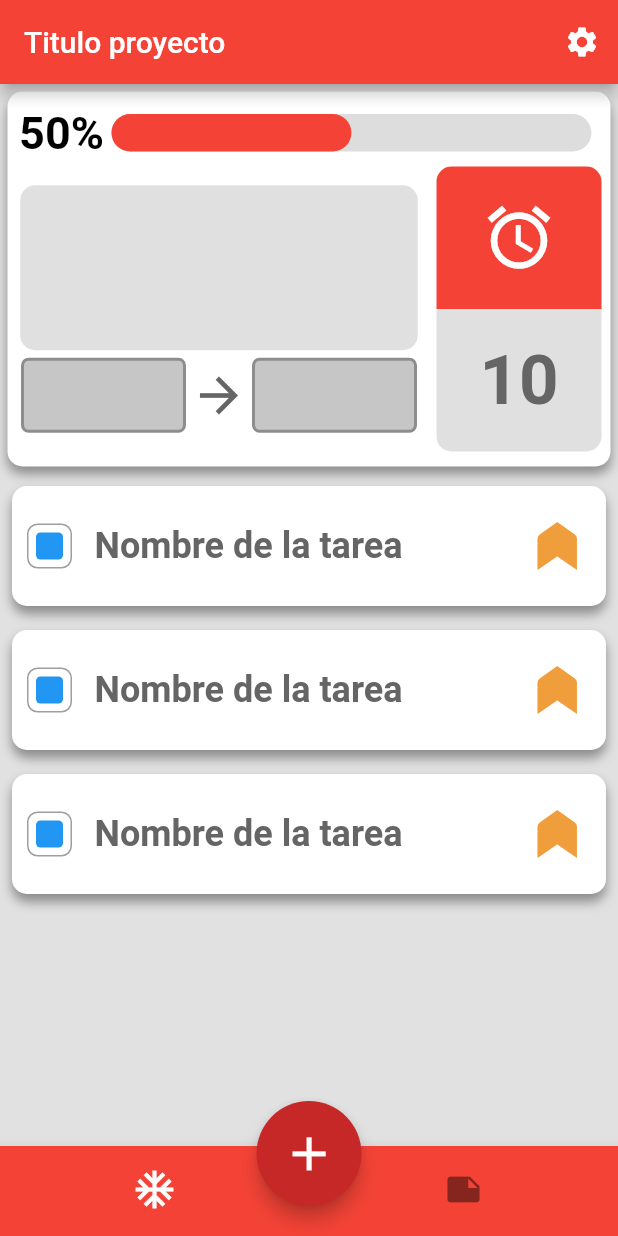
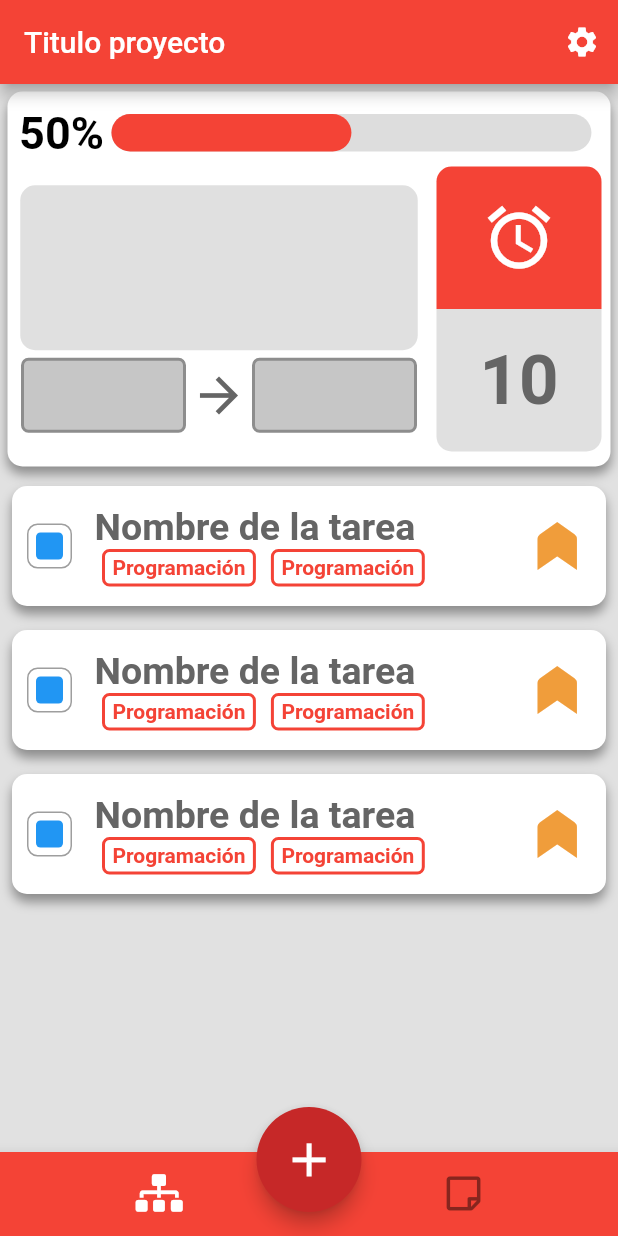
Before and after one commit to Naitsab43/uProject, a Flutter app: the screen it shows after launch, on a phone screen of 412 x 824 dp. Run offline on Flutter 3.47's test engine with Material 2 defaults, Android fonts, the phone set to English and light mode, and no system bars; our stand-ins replace font_awesome_flutter.

Commit message:
Agregue los labels y cambie los iconos del navbar

```diff
--- a/lib/main.dart
+++ b/lib/main.dart
@@ -15,6 +15,7 @@ class MyApp extends StatelessWidget {
       routes: {
         "home": (_) => HomeScreen(),
         "project": (_) => ProjectScreen(),
+
       },
     );
   }
--- a/lib/screens/project_screen.dart
+++ b/lib/screens/project_screen.dart
@@ -124,20 +124,60 @@ class _TodoItemBody extends StatelessWidget {
 
         Column(
           mainAxisAlignment: MainAxisAlignment.center,
+          crossAxisAlignment: CrossAxisAlignment.start,
           children: [
 
-            Text(this.title, style: TextStyle(color: Color.fromRGBO(101, 101, 101, 1),fontSize: 24, fontWeight: FontWeight.bold), maxLines: 1,),
+            Text(this.title, style: TextStyle(color: Color.fromRGBO(101, 101, 101, 1),fontSize: 25, fontWeight: FontWeight.bold), maxLines: 1,),
+
+            _LabelLists() ,
 
           ],
         ),
+
         Expanded(child: Container()),
+
         Transform.rotate(
           child: Icon(Icons.label_important, color: this.importancy["${this.selectedImportancy}"], size: 45,),
           angle: -180 * pi / 360,
         ),
+
         SizedBox(width: 10,)
 
       ],
     );
   }
 }
+
+class _LabelLists extends StatelessWidget {
+  const _LabelLists({
+    Key? key,
+  }) : super(key: key);
+
+  @override
+  Widget build(BuildContext context) {
+    return Container(
+      width: 280,
+      height: 25,
+      child: ListView.builder(
+        scrollDirection: Axis.horizontal,
+        itemCount: 2,
+        itemBuilder: (BuildContext context, int i){
+
+          return Container(
+            alignment: Alignment.center,
+            margin: EdgeInsets.symmetric(horizontal: 5),
+            decoration: BoxDecoration(
+              border: Border.all(color: Colors.red, width: 2),
+              borderRadius: BorderRadius.circular(5)
+            ),
+            child: Padding(
+              padding: EdgeInsets.symmetric(horizontal: 5),
+              child: Text("Programación", style: TextStyle(color: Colors.red, fontSize: 14, fontWeight: FontWeight.bold)),
+            ),
+          );
+
+        },
+      ),
+    );
+  }
+}
--- a/lib/widgets/custom_navbar.dart
+++ b/lib/widgets/custom_navbar.dart
@@ -1,4 +1,6 @@
 import 'package:flutter/material.dart';
+
+import 'package:font_awesome_flutter/font_awesome_flutter.dart';
 
 class CustomNavigationBar extends StatelessWidget {
 
@@ -14,14 +16,14 @@ class CustomNavigationBar extends StatelessWidget {
       showUnselectedLabels: false,
       items: [
         BottomNavigationBarItem(
-          icon: Icon(Icons.ac_unit),
+          icon: Icon(FontAwesomeIcons.sitemap),
           label: "",
-          activeIcon: Icon(Icons.ac_unit, size: 30,)
+          activeIcon: Icon(FontAwesomeIcons.sitemap, size: 25,)
         ),
         BottomNavigationBarItem(
-          icon: Icon(Icons.note),
+          icon: Icon(FontAwesomeIcons.stickyNote),
           label: "",
-          activeIcon: Icon(Icons.note, size: 30,)
+          activeIcon: Icon(FontAwesomeIcons.stickyNote, size: 25,)
         ),
       ],
     );
--- a/pubspec.yaml
+++ b/pubspec.yaml
@@ -28,6 +28,7 @@ dependencies:
   # The following adds the Cupertino Icons font to your application.
   # Use with the CupertinoIcons class for iOS style icons.
   cupertino_icons: ^1.0.2
+  font_awesome_flutter: ^9.1.0
 
 dev_dependencies:
   flutter_test:
```
Also changed, not shown: pubspec.lock.
